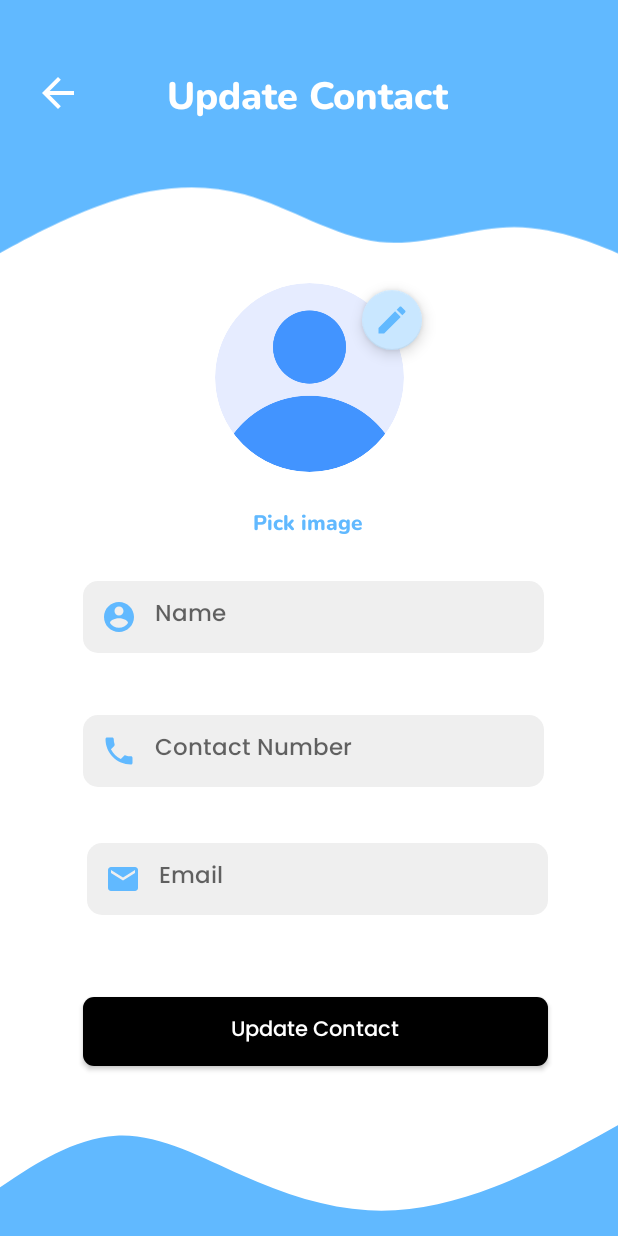
After one commit to manojitht/Contacts-Buddy, an Android app: the EditContactDetails_Activity screen opened directly, with no data from a screen before it, on a phone screen of 412 x 824 dp. The commit adds this screen. Run offline under Robolectric (Android 15) with nearby library versions, the phone set to English and light mode, and no system bars; our stand-ins replace CircleImageView; libraries missing offline, so code that uses them is left out: com.theartofdev.edmodo.

Commit message:
Edit and update contacts activity done.

```diff
--- /dev/null
+++ b/app/src/main/java/com/example/contactsbuddy/Views/EditContactDetails_Activity.java
@@ -0,0 +1,345 @@
+package com.example.contactsbuddy.Views;
+
+import androidx.annotation.NonNull;
+import androidx.annotation.Nullable;
+import androidx.appcompat.app.AlertDialog;
+import androidx.appcompat.app.AppCompatActivity;
+import androidx.core.app.ActivityCompat;
+import androidx.core.content.ContextCompat;
+
+import android.Manifest;
+import android.content.ContentValues;
+import android.content.DialogInterface;
+import android.content.Intent;
+import android.content.pm.PackageManager;
+import android.database.Cursor;
+import android.database.sqlite.SQLiteDatabase;
+import android.net.Uri;
+import android.os.Bundle;
+import android.provider.MediaStore;
+import android.text.TextUtils;
+import android.util.Patterns;
+import android.view.View;
+import android.widget.Button;
+import android.widget.EditText;
+import android.widget.ImageView;
+import android.widget.Toast;
+
+import com.example.contactsbuddy.Helpers.DBConstants;
+import com.example.contactsbuddy.Helpers.DBHelperClass;
+import com.example.contactsbuddy.R;
+import com.google.android.material.floatingactionbutton.FloatingActionButton;
+import com.theartofdev.edmodo.cropper.CropImage;
+import com.theartofdev.edmodo.cropper.CropImageView;
+
+import java.io.File;
+import java.io.FileInputStream;
+import java.io.FileOutputStream;
+import java.io.IOException;
+import java.nio.channels.FileChannel;
+
+import de.hdodenhof.circleimageview.CircleImageView;
+
+public class EditContactDetails_Activity extends AppCompatActivity {
+
+    private Button update_contact_btn;
+    private CircleImageView cb_image_selector;
+    private EditText cb_name, cb_number, cb_email;
+    private FloatingActionButton image_picker;
+    private ImageView back_btn;
+
+    private static final int CAMERA_REQUEST_CODE = 100;
+    private static final int STORAGE_REQUEST_CODE = 200;
+
+    private static final int IMAGE_PICK_GALLERY_CODE = 300;
+    private static final int IMAGE_PICK_CAMERA_CODE = 400;
+
+    private String[] cameraPermissions;
+    private String[] storagePermissions;
+
+    private Uri imageUri;
+
+    private String id, contact_name, contact_number, contact_email, contact_image;
+
+    private DBHelperClass dbHelper;
+
+    @Override
+    protected void onCreate(Bundle savedInstanceState) {
+        super.onCreate(savedInstanceState);
+        setContentView(R.layout.activity_edit_contact_details);
+
+        cb_image_selector = (CircleImageView) findViewById(R.id.edit_contact_profile_img);
+        cb_name = (EditText) findViewById(R.id.edit_contact_name);
+        cb_number = (EditText) findViewById(R.id.edit_contact_number);
+        cb_email = (EditText) findViewById(R.id.edit_contact_email);
+        update_contact_btn = (Button) findViewById(R.id.update_contact_btn);
+        image_picker = (FloatingActionButton) findViewById(R.id.contact_image_picker);
+        back_btn = (ImageView) findViewById(R.id.back_btn);
+
+        cameraPermissions = new String[]{Manifest.permission.CAMERA, Manifest.permission.WRITE_EXTERNAL_STORAGE};
+        storagePermissions = new String[]{Manifest.permission.WRITE_EXTERNAL_STORAGE};
+
+        dbHelper = new DBHelperClass(this);
+
+        id = getIntent().getStringExtra("ID");
+
+        getContactDetails();
+
+        image_picker.setOnClickListener(new View.OnClickListener() {
+            @Override
+            public void onClick(View view) {
+                chooseContactImage();
+            }
+        });
+
+        update_contact_btn.setOnClickListener(new View.OnClickListener() {
+            @Override
+            public void onClick(View view) {
+                validateContactDetails();
+            }
+        });
+
+        back_btn.setOnClickListener(new View.OnClickListener() {
+            @Override
+            public void onClick(View view) {
+                onBackPressed();
+            }
+        });
+    }
+
+    private void getContactDetails() {
+        String selectQuery = "SELECT * FROM " + DBConstants.TABLE_NAME +
+                " WHERE " + DBConstants.ID + "=" + id;
+
+        SQLiteDatabase contact_db = dbHelper.getReadableDatabase();
+        Cursor cursor = contact_db.rawQuery(selectQuery, null);
+
+        if (cursor.moveToFirst()) {
+            do {
+                String id = "" + cursor.getInt(cursor.getColumnIndexOrThrow(DBConstants.ID));
+                contact_name = "" + cursor.getString(cursor.getColumnIndexOrThrow(DBConstants.CONTACT_NAME));
+                contact_number = "" + cursor.getString(cursor.getColumnIndexOrThrow(DBConstants.CONTACT_NUMBER));
+                contact_email = "" + cursor.getString(cursor.getColumnIndexOrThrow(DBConstants.CONTACT_EMAIL));
+                contact_image = "" + cursor.getString(cursor.getColumnIndexOrThrow(DBConstants.CONTACT_IMAGE));
+
+                cb_name.setText(contact_name);
+                cb_number.setText(contact_number);
+                cb_email.setText(contact_email);
+
+                if (contact_image.equals("") || contact_image.equals("null")) {
+                    cb_image_selector.setImageResource(R.drawable.profile_avatar);
+                } else {
+                    cb_image_selector.setImageURI(Uri.parse(contact_image));
+                }
+
+            } while (cursor.moveToNext());
+        }
+    }
+
+    private void chooseContactImage() {
+        //options to display in dialog
+        String[] options = {"Take Image From Camera", "Choose Image From Gallery"};
+
+        //dialog
+        AlertDialog.Builder builder = new AlertDialog.Builder(this);
+        builder.setTitle("Add Image")
+                .setItems(options, new DialogInterface.OnClickListener() {
+                    @Override
+                    public void onClick(DialogInterface dialogInterface, int i) {
+                        //handle clicks
+                        if (i == 0) {
+                            //Take Photo clicked
+                            if (ContextCompat.checkSelfPermission(EditContactDetails_Activity.this, Manifest.permission.CAMERA) == PackageManager.PERMISSION_GRANTED &&
+                                    ContextCompat.checkSelfPermission(EditContactDetails_Activity.this, Manifest.permission.WRITE_EXTERNAL_STORAGE) == PackageManager.PERMISSION_GRANTED) {
+                                //if camera permission allowed, can pick image from camera
+                                takeImageFromCamera();
+                            } else {
+                                //if camera permission not allowed, request permission
+                                cameraPermissionRequest();
+                            }
+                        } else {
+                            //Choose Photo clicked
+                            if (ContextCompat.checkSelfPermission(EditContactDetails_Activity.this, Manifest.permission.WRITE_EXTERNAL_STORAGE) == PackageManager.PERMISSION_GRANTED) {
+                                //if storage permission allowed, can pick image from galley
+                                getImageFromGallery();
+                            } else {
+                                //if storage permission not allowed, request permission
+                                storagePermissionRequest();
+                            }
+                        }
+                    }
+                }).show();
+    }
+
+    private void takeImageFromCamera() {
+        ContentValues values = new ContentValues();
+        values.put(MediaStore.Images.Media.TITLE, "Temp_Image Title");
+        values.put(MediaStore.Images.Media.DESCRIPTION, "Temp_Image Description");
+
+        imageUri = getContentResolver().insert(MediaStore.Images.Media.EXTERNAL_CONTENT_URI, values);
+
+        Intent intent = new Intent(MediaStore.ACTION_IMAGE_CAPTURE);
+        intent.putExtra(MediaStore.EXTRA_OUTPUT, imageUri);
+        startActivityForResult(intent, IMAGE_PICK_CAMERA_CODE);
+    }
+
+    private void getImageFromGallery() {
+        Intent intent = new Intent(Intent.ACTION_PICK);
+        intent.setType("image/*");
+        startActivityForResult(intent, IMAGE_PICK_GALLERY_CODE);
+    }
+
+    private void storagePermissionRequest() {
+        ActivityCompat.requestPermissions(this, storagePermissions, STORAGE_REQUEST_CODE);
+    }
+
+    private void cameraPermissionRequest() {
+        ActivityCompat.requestPermissions(this, cameraPermissions, CAMERA_REQUEST_CODE);
+    }
+
+    public void onRequestPermissionsResult(int requestCode, @NonNull String[] permissions, @NonNull int[] grantResults) {
+        super.onRequestPermissionsResult(requestCode, permissions, grantResults);
+
+        if (requestCode == CAMERA_REQUEST_CODE) {
+            if (grantResults.length > 0 && grantResults[0] == PackageManager.PERMISSION_GRANTED &&
+                    grantResults[1] == PackageManager.PERMISSION_GRANTED) {
+                takeImageFromCamera();
+            } else {
+                Toast.makeText(this, "Please allow contact buddy to access the camera!", Toast.LENGTH_LONG).show();
+            }
+        }
+
+        if (requestCode == STORAGE_REQUEST_CODE) {
+            if (grantResults.length > 0 && grantResults[0] == PackageManager.PERMISSION_GRANTED) {
+                getImageFromGallery();
+            } else {
+                Toast.makeText(this, "Please allow contact buddy to access the storage!", Toast.LENGTH_LONG).show();
+            }
+        }
+    }
+
+    private void saveOnDirectory(String srcDir, String desDir) throws IOException {
+        File src = new File(srcDir);
+        File des = new File(desDir, src.getName());
+
+        FileChannel source = null;
+        FileChannel destination = null;
+
+        try {
+            if (!des.getParentFile().exists()) {
+                des.mkdirs();
+            }
+            if (!des.exists()) {
+                des.createNewFile();
+            }
+
+            source = new FileInputStream(src).getChannel();
+            destination = new FileOutputStream(des).getChannel();
+            destination.transferFrom(source, 0, source.size());
+
+            imageUri = Uri.parse(des.getPath());
+
+        } catch (Exception e) {
+            Toast.makeText(this, "Error: " + e.getMessage(), Toast.LENGTH_LONG).show();
+
+        } finally {
+            if (source != null) {
+                source.close();
+
+            }
+            if (destination != null) {
+                destination.close();
+            }
+        }
+    }
+
+    protected void onActivityResult(int requestCode, int resultCode, @Nullable Intent data) {
+        super.onActivityResult(requestCode, resultCode, data);
+
+        if (resultCode == RESULT_OK) {
+            if (requestCode == IMAGE_PICK_GALLERY_CODE) {
+                CropImage.activity(data.getData())
+                        .setGuidelines(CropImageView.Guidelines.ON)
+                        .setAspectRatio(1, 1)
+                        .start(this);
+
+            } else if (requestCode == IMAGE_PICK_CAMERA_CODE) {
+                CropImage.activity(imageUri)
+                        .setGuidelines(CropImageView.Guidelines.ON)
+                        .setAspectRatio(1, 1)
+                        .start(this);
+
+            } else if (requestCode == CropImage.CROP_IMAGE_ACTIVITY_REQUEST_CODE) {
+                CropImage.ActivityResult result = CropImage.getActivityResult(data);
+
+                if (resultCode == RESULT_OK) {
+                    Uri resultUri = result.getUri();
+                    imageUri = resultUri;
+                    cb_image_selector.setImageURI(resultUri);
+
+                    try {
+                        saveOnDirectory("" + imageUri.getPath(), "" + getDir("contacts_images", MODE_PRIVATE));
+                    } catch (IOException e) {
+                        e.printStackTrace();
+                    }
+
+                } else if (requestCode == CropImage.CROP_IMAGE_ACTIVITY_RESULT_ERROR_CODE) {
+                    Exception error = result.getError();
+                    Toast.makeText(this, "" + error, Toast.LENGTH_LONG).show();
+                }
+            }
+        }
+    }
+
+    private void validateContactDetails() {
+        String contactNumberRegex = "\\d{10}";
+
+        contact_name = cb_name.getText().toString().trim();
+        contact_number = cb_number.getText().toString().trim();
+        contact_email = cb_email.getText().toString().trim();
+
+        if (TextUtils.isEmpty(contact_name)) {
+            Toast.makeText(this, "Please enter contact name!", Toast.LENGTH_LONG).show();
+            return;
+
+        }
+        if (TextUtils.isEmpty(contact_number)) {
+            Toast.makeText(this, "Please enter your contact number!", Toast.LENGTH_LONG).show();
+            return;
+
+        } else if (!contact_number.matches(contactNumberRegex)) {
+            Toast.makeText(this, "Contact number format is invalid!", Toast.LENGTH_LONG).show();
+            return;
+
+        }
+        if (TextUtils.isEmpty(contact_email)) {
+            Toast.makeText(this, "Please enter contact email!", Toast.LENGTH_LONG).show();
+            return;
+
+        } else if (!Patterns.EMAIL_ADDRESS.matcher(contact_email).matches()) {
+            Toast.makeText(this, "Email format is invalid!", Toast.LENGTH_LONG).show();
+            return;
+
+        }
+        updateContactDetails();
+    }
+
+    private void updateContactDetails() {
+        String timestamp = "" + System.currentTimeMillis();
+
+        dbHelper.updateContact(
+                "" + id,
+                "" + contact_name,
+                "" + contact_number,
+                "" + contact_email,
+                "" + imageUri,
+                "" + timestamp
+        );
+
+        Toast.makeText(this, "" + contact_name + " was updated to our contacts list successfully!", Toast.LENGTH_LONG).show();
+//        onBackPressed();
+        Intent intent = new Intent(EditContactDetails_Activity.this, ShowContactsList_Activity.class);
+        startActivity(intent);
+    }
+
+}
--- /dev/null
+++ b/app/src/main/res/layout/activity_edit_contact_details.xml
@@ -0,0 +1,204 @@
+<?xml version="1.0" encoding="utf-8"?>
+<androidx.constraintlayout.widget.ConstraintLayout xmlns:android="http://schemas.android.com/apk/res/android"
+    xmlns:app="http://schemas.android.com/apk/res-auto"
+    xmlns:tools="http://schemas.android.com/tools"
+    android:layout_width="match_parent"
+    android:layout_height="match_parent"
+    android:background="@color/white"
+    tools:context=".Views.EditContactDetails_Activity">
+
+    <de.hdodenhof.circleimageview.CircleImageView
+        android:id="@+id/edit_contact_profile_img"
+        android:layout_width="130dp"
+        android:layout_height="130dp"
+        android:layout_centerHorizontal="true"
+        android:layout_gravity="center"
+        android:src="@drawable/profile_avatar"
+        app:civ_border_color="#fff"
+        app:civ_border_width="2dp"
+        app:layout_constraintBottom_toBottomOf="parent"
+        app:layout_constraintEnd_toEndOf="parent"
+        app:layout_constraintStart_toStartOf="parent"
+        app:layout_constraintTop_toTopOf="parent"
+        app:layout_constraintVertical_bias="0.269"
+        tools:ignore="MissingConstraints" />
+
+    <EditText
+        android:id="@+id/edit_contact_name"
+        android:layout_width="307dp"
+        android:layout_height="48dp"
+        android:background="@drawable/custom_input_box_style"
+        android:drawableStart="@drawable/ic_baseline_account_circle_24"
+        android:drawablePadding="12dp"
+        android:ems="10"
+        android:fontFamily="@font/poppins_medium"
+        android:hint="Name"
+        android:inputType="textPersonName"
+        android:padding="12dp"
+        android:paddingStart="12dp"
+        android:paddingEnd="12dp"
+        android:textSize="15dp"
+        app:layout_constraintBottom_toBottomOf="parent"
+        app:layout_constraintEnd_toEndOf="parent"
+        app:layout_constraintHorizontal_bias="0.528"
+        app:layout_constraintStart_toStartOf="parent"
+        app:layout_constraintTop_toTopOf="@+id/view"
+        app:layout_constraintVertical_bias="0.499" />
+
+    <EditText
+        android:id="@+id/edit_contact_number"
+        android:layout_width="307dp"
+        android:layout_height="48dp"
+        android:background="@drawable/custom_input_box_style"
+        android:drawableStart="@drawable/ic_baseline_phone_24"
+        android:drawablePadding="12dp"
+        android:ems="10"
+        android:fontFamily="@font/poppins_medium"
+        android:hint="Contact Number"
+        android:inputType="number"
+        android:padding="12dp"
+        android:paddingStart="12dp"
+        android:paddingEnd="12dp"
+        android:textSize="15dp"
+        app:layout_constraintBottom_toBottomOf="parent"
+        app:layout_constraintEnd_toEndOf="parent"
+        app:layout_constraintHorizontal_bias="0.528"
+        app:layout_constraintStart_toStartOf="parent"
+        app:layout_constraintTop_toTopOf="@+id/view"
+        app:layout_constraintVertical_bias="0.614" />
+
+    <View
+        android:id="@+id/view"
+        android:layout_width="414dp"
+        android:layout_height="88dp"
+        android:background="#61B9FF"
+        app:layout_constraintBottom_toBottomOf="parent"
+        app:layout_constraintEnd_toEndOf="parent"
+        app:layout_constraintHorizontal_bias="1.0"
+        app:layout_constraintStart_toStartOf="parent"
+        app:layout_constraintTop_toTopOf="parent"
+        app:layout_constraintVertical_bias="0.0" />
+
+    <ImageView
+        android:id="@+id/imageView5"
+        android:layout_width="449dp"
+        android:layout_height="109dp"
+        app:layout_constraintBottom_toBottomOf="parent"
+        app:layout_constraintEnd_toEndOf="parent"
+        app:layout_constraintHorizontal_bias="0.473"
+        app:layout_constraintStart_toStartOf="parent"
+        app:layout_constraintTop_toTopOf="parent"
+        app:layout_constraintVertical_bias="0.117"
+        app:srcCompat="@drawable/ic_light_bule_up" />
+
+    <EditText
+        android:id="@+id/edit_contact_email"
+        android:layout_width="307dp"
+        android:layout_height="48dp"
+        android:background="@drawable/custom_input_box_style"
+        android:drawableStart="@drawable/icemail"
+        android:drawablePadding="12dp"
+        android:ems="10"
+        android:fontFamily="@font/poppins_medium"
+        android:hint="Email"
+        android:inputType="textEmailAddress"
+        android:padding="12dp"
+        android:paddingStart="12dp"
+        android:paddingEnd="12dp"
+        android:textSize="15dp"
+        app:layout_constraintBottom_toBottomOf="parent"
+        app:layout_constraintEnd_toEndOf="parent"
+        app:layout_constraintHorizontal_bias="0.557"
+        app:layout_constraintStart_toStartOf="parent"
+        app:layout_constraintTop_toTopOf="@+id/view"
+        app:layout_constraintVertical_bias="0.724" />
+
+    <ImageView
+        android:id="@+id/imageView9"
+        android:layout_width="441dp"
+        android:layout_height="93dp"
+        app:layout_constraintBottom_toBottomOf="parent"
+        app:layout_constraintEnd_toEndOf="parent"
+        app:layout_constraintHorizontal_bias="0.634"
+        app:layout_constraintStart_toStartOf="parent"
+        app:layout_constraintTop_toTopOf="parent"
+        app:layout_constraintVertical_bias="1.0"
+        app:srcCompat="@drawable/ic_light_bule_down" />
+
+    <Button
+        android:id="@+id/update_contact_btn"
+        android:layout_width="310dp"
+        android:layout_height="46dp"
+        android:background="@drawable/button_black"
+        android:fontFamily="@font/poppins_medium"
+        android:text="Update Contact"
+        android:textAllCaps="false"
+        android:textColor="@color/white"
+        app:layout_constraintBottom_toBottomOf="parent"
+        app:layout_constraintEnd_toEndOf="parent"
+        app:layout_constraintHorizontal_bias="0.544"
+        app:layout_constraintStart_toStartOf="parent"
+        app:layout_constraintTop_toTopOf="parent"
+        app:layout_constraintVertical_bias="0.854" />
+
+    <ImageView
+        android:id="@+id/back_btn"
+        android:layout_width="33dp"
+        android:layout_height="32dp"
+        app:layout_constraintBottom_toBottomOf="parent"
+        app:layout_constraintEnd_toEndOf="parent"
+        app:layout_constraintHorizontal_bias="0.058"
+        app:layout_constraintStart_toStartOf="parent"
+        app:layout_constraintTop_toTopOf="parent"
+        app:layout_constraintVertical_bias="0.058"
+        app:srcCompat="@drawable/ic_arrow_back" />
+
+    <TextView
+        android:id="@+id/textView2"
+        android:layout_width="wrap_content"
+        android:layout_height="wrap_content"
+        android:fontFamily="@font/nunito_extrabold"
+        android:text="Update Contact"
+        android:textColor="#fff"
+        android:textSize="25dp"
+        android:textStyle="bold"
+        app:layout_constraintBottom_toTopOf="@+id/imageView5"
+        app:layout_constraintEnd_toEndOf="@+id/view"
+        app:layout_constraintHorizontal_bias="0.496"
+        app:layout_constraintStart_toStartOf="parent"
+        app:layout_constraintTop_toTopOf="parent"
+        app:layout_constraintVertical_bias="0.975" />
+
+    <TextView
+        android:id="@+id/textView3"
+        android:layout_width="wrap_content"
+        android:layout_height="wrap_content"
+        android:text="Pick image"
+        android:fontFamily="@font/nunito_extrabold"
+        android:textColor="@color/light_blue"
+        android:textSize="14dp"
+        android:textStyle="bold"
+        app:layout_constraintBottom_toBottomOf="parent"
+        app:layout_constraintEnd_toEndOf="parent"
+        app:layout_constraintHorizontal_bias="0.498"
+        app:layout_constraintStart_toStartOf="parent"
+        app:layout_constraintTop_toTopOf="parent"
+        app:layout_constraintVertical_bias="0.421" />
+
+    <com.google.android.material.floatingactionbutton.FloatingActionButton
+        android:id="@+id/contact_image_picker"
+        android:layout_width="wrap_content"
+        android:layout_height="wrap_content"
+        android:src="@drawable/ic_edit_icon"
+        app:backgroundTint="@color/ice_blue"
+        app:fabSize="mini"
+        app:layout_constraintBottom_toBottomOf="parent"
+        app:layout_constraintEnd_toEndOf="parent"
+        app:layout_constraintHorizontal_bias="0.649"
+        app:layout_constraintStart_toStartOf="parent"
+        app:layout_constraintTop_toTopOf="parent"
+        app:layout_constraintVertical_bias="0.247"
+        app:tint="@color/light_blue"
+        tools:ignore="MissingConstraints" />
+
+</androidx.constraintlayout.widget.ConstraintLayout>
```
Also changed, not shown: app/src/main/AndroidManifest.xml (+7 -0 lines), app/src/main/java/com/example/contactsbuddy/Helpers/DBHelperClass.java (+15 -0 lines), app/src/main/java/com/example/contactsbuddy/Views/ViewContactDetails_Activity.java (+10 -1 lines).
